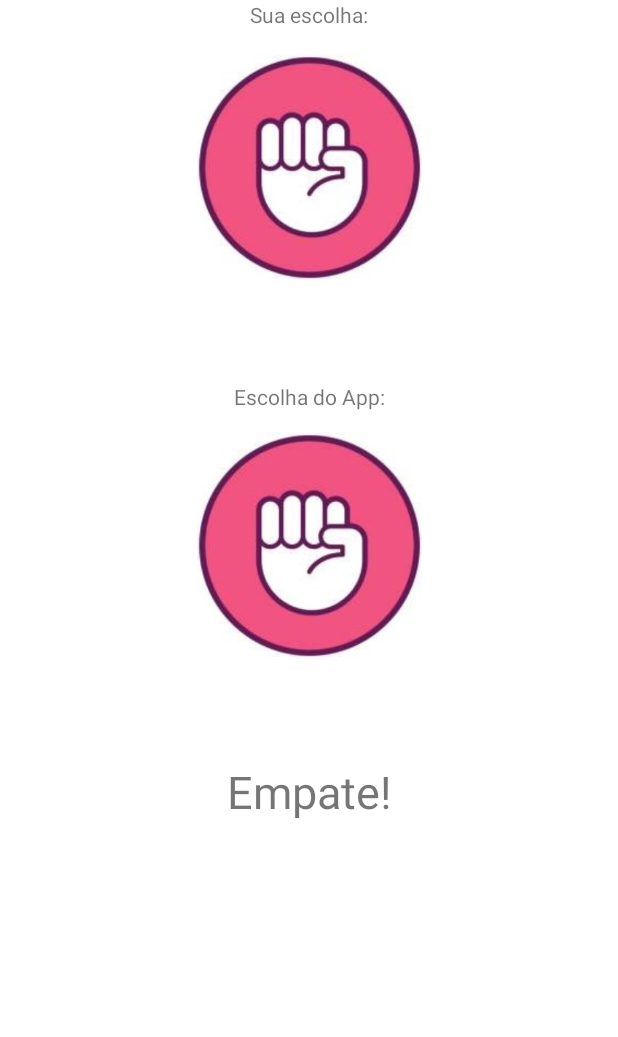
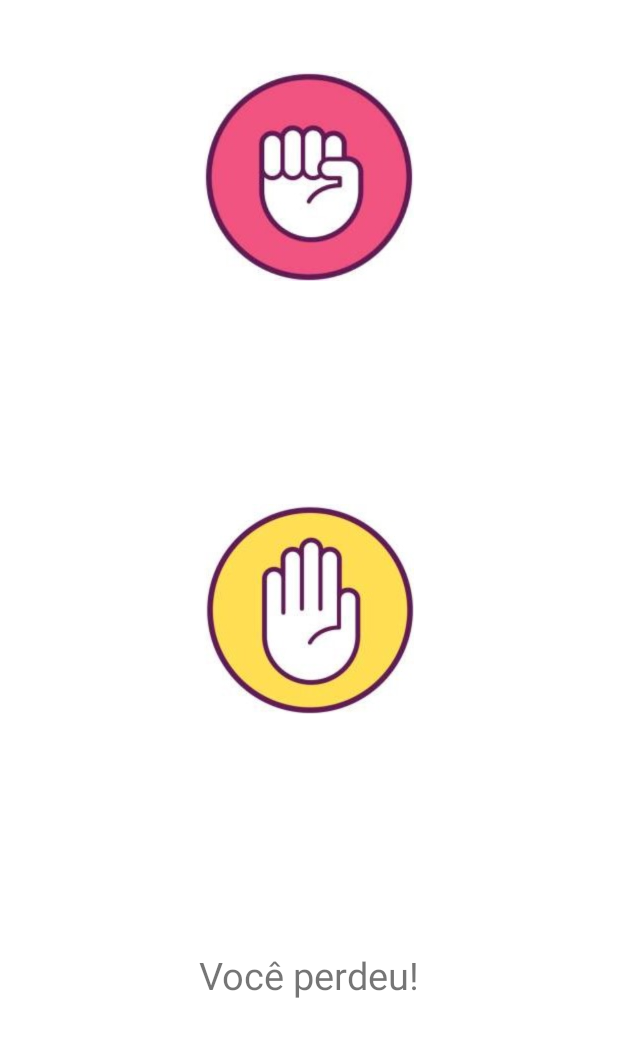
Before and after one commit to DiegoTeixeira7/PedraPapelTesoura, an Android app: the ResultadoActivity screen opened directly, with no data from a screen before it, on a phone screen of 412 x 824 dp. Shown: the top 1037 px of the screen. Run offline under Robolectric (Android 15) with nearby library versions, the phone set to English and light mode, and no system bars.

Commit message:
adicionado classes

```diff
--- a/app/src/main/java/com/example/pedrapapeltesoura/ResultadoActivity.java
+++ b/app/src/main/java/com/example/pedrapapeltesoura/ResultadoActivity.java
@@ -2,109 +2,105 @@ package com.example.pedrapapeltesoura;
 
 import androidx.appcompat.app.AppCompatActivity;
 
+import android.content.Intent;
 import android.content.SharedPreferences;
 import android.os.Bundle;
 import android.widget.ImageView;
 import android.widget.TextView;
 import android.widget.Toast;
 
-import java.security.SecureRandom;
+import java.util.Random;
 
 
 public class ResultadoActivity extends AppCompatActivity {
+    private  SharedPreferences.Editor ed;
     @Override
     protected void onCreate(Bundle savedInstanceState) {
         super.onCreate(savedInstanceState);
         setContentView(R.layout.activity_resultado);
         getSupportActionBar().hide();
 
-        ImageView imgvSuaEscolha = findViewById(R.id.imgvSuaEscolha);
-        ImageView imgvAppEscolha = findViewById(R.id.imgvAppEscolha);
+        ImageView imgSuaEscolha = findViewById(R.id.imgSuaEscolha);
+        ImageView imgAppEscolha = findViewById(R.id.imgAppEscolha);
 
-        Bundle bundle = getIntent().getExtras();
-        int opcaoUsuario = bundle.getInt(MainActivity.OPCAO);
+        Intent it = getIntent();
+        int escolhaUsuario =  it.getIntExtra(MainActivity.OPCAO, 0);
 
-        switch (opcaoUsuario) {
-            case MainActivity.PAPEL:
-                imgvSuaEscolha.setImageResource(R.drawable.papel);
-                break;
-            case MainActivity.TESOURA:
-                imgvSuaEscolha.setImageResource(R.drawable.tesoura);
-                break;
-            case MainActivity.PEDRA:
-                imgvSuaEscolha.setImageResource(R.drawable.pedra);
-                break;
+        if(escolhaUsuario == MainActivity.PEDRA) {
+            imgSuaEscolha.setImageResource(R.drawable.pedra);
+        } else if(escolhaUsuario == MainActivity.PAPEL) {
+            imgSuaEscolha.setImageResource(R.drawable.papel);
+        } else {
+            imgSuaEscolha.setImageResource(R.drawable.tesoura);
         }
 
-        SecureRandom random = new SecureRandom();
-        int opcaoApp = (random.nextInt() & Integer.MAX_VALUE) % 3;
+        //  Gerando número aleatório de 0 a 2
+        //  0: Pedra
+        //  1: Papel
+        //  2: Tesoura
+        Random random = new Random();
+        int escolhaApp = random.nextInt(3);
 
-        switch (opcaoApp) {
-            case MainActivity.PAPEL:
-                imgvAppEscolha.setImageResource(R.drawable.papel);
-                break;
-            case MainActivity.TESOURA:
-                imgvAppEscolha.setImageResource(R.drawable.tesoura);
-                break;
-            case MainActivity.PEDRA:
-                imgvAppEscolha.setImageResource(R.drawable.pedra);
-                break;
+        if(escolhaApp == MainActivity.PEDRA) {
+            imgAppEscolha.setImageResource(R.drawable.pedra);
+        } else if(escolhaApp == MainActivity.PAPEL) {
+            imgAppEscolha.setImageResource(R.drawable.papel);
+        } else {
+            imgAppEscolha.setImageResource(R.drawable.tesoura);
         }
 
-        TextView textView = findViewById(R.id.tvResultado);
+        String jogador = escolhaUsuario == MainActivity.PEDRA ? "Pedra"
+                : escolhaUsuario == MainActivity.PAPEL ? "Papel" : "Tesoura";
 
-        if(opcaoApp == opcaoUsuario) {
-            textView.setText("Empate!");
-            MainActivity.getListaDeResultados().add("Emapte");
-            MainActivity.empates++;
+        String app = escolhaApp == MainActivity.PEDRA ? "Pedra"
+                : escolhaApp == MainActivity.PAPEL ? "Papel" : "Tesoura";
+
+        String resultado = duelo(jogador, app);
+        MainActivity.getListaDeResultados().add(resultado);
+
+        TextView txtResultado = findViewById(R.id.resultado);
+
+        if(resultado.equals("Vitória")) {
+            txtResultado.setText("Você ganhou!");
+        } else if(resultado.equals("Derrota")) {
+            txtResultado.setText("Você perdeu!");
         } else {
-            if(opcaoUsuario == MainActivity.PAPEL) {
-                if(opcaoApp == MainActivity.PEDRA) {
-                    textView.setText("Você ganhou!");
-                    MainActivity.getListaDeResultados().add("Vitória");
-                    MainActivity.vitorias++;
-                } else {
-                    textView.setText("Você perdeu!");
-                    MainActivity.getListaDeResultados().add("Derrota");
-                    MainActivity.derrotas++;
-                }
-            } else if(opcaoUsuario == MainActivity.PEDRA) {
-                if (opcaoApp == MainActivity.PAPEL) {
-                    textView.setText("Você perdeu!");
-                    MainActivity.getListaDeResultados().add("Derrota");
-                    MainActivity.derrotas++;
-                } else {
-                    textView.setText("Você ganhou!");
-                    MainActivity.getListaDeResultados().add("Vitória");
-                    MainActivity.vitorias++;
-                }
-            } else if(opcaoUsuario == MainActivity.TESOURA) {
-                if (opcaoApp == MainActivity.PEDRA) {
-                    textView.setText("Você perdeu!");
-                    MainActivity.getListaDeResultados().add("Derrota");
-                    MainActivity.derrotas++;
-                } else {
-                    textView.setText("Você ganhou!");
-                    MainActivity.getListaDeResultados().add("Vitória");
-                    MainActivity.vitorias++;
-                }
-            }
+            txtResultado.setText("Empatou!");
         }
 
-        salvarDados();
+        ed = getSharedPreferences("pref", MODE_PRIVATE).edit();
     }
 
-    private void salvarDados()  {
-        SharedPreferences.Editor editor = getSharedPreferences("pref", MODE_PRIVATE).edit();
-        editor.putInt("vitorias", MainActivity.vitorias);
-        editor.putInt("derrotas", MainActivity.derrotas);
-        editor.putInt("empates", MainActivity.empates);
-        editor.commit();
+    private String duelo(String jogador, String computador) {
+        String resultado;
+
+        if(jogador.equals("Pedra") && computador.equals("Tesoura") ||
+                jogador.equals("Tesoura") && computador.equals("Papel") ||
+                jogador.equals("Papel") && computador.equals("Pedra")) {
+            resultado = "Vitória";
+            MainActivity.vitorias++;
+        } else if(computador.equals("Pedra") && jogador.equals("Tesoura") ||
+                computador.equals("Tesoura") && jogador.equals("Papel") ||
+                computador.equals("Papel") && jogador.equals("Pedra")) {
+            resultado = "Derrota";
+            MainActivity.derrotas++;
+        } else {
+            resultado = "Empate";
+            MainActivity.empates++;
+        }
+
+        return resultado;
     }
 
     @Override
     protected void onStop() {
         super.onStop();
+
+        ed.putInt("vitorias", MainActivity.vitorias);
+        ed.putInt("empates", MainActivity.empates);
+        ed.putInt("derrotas", MainActivity.derrotas);
+        ed.apply();
+
         Toast.makeText(this, "Jogo reiniciado!", Toast.LENGTH_SHORT).show();
     }
 }
--- a/app/src/main/res/layout/activity_resultado.xml
+++ b/app/src/main/res/layout/activity_resultado.xml
@@ -10,60 +10,56 @@
         android:id="@+id/txtSuaEscolha"
         android:layout_width="wrap_content"
         android:layout_height="wrap_content"
-        android:text="Sua escolha:"
         app:layout_constraintEnd_toEndOf="parent"
         app:layout_constraintStart_toStartOf="parent"
+        tools:layout_editor_absoluteY="16dp"
         tools:ignore="MissingConstraints" />
 
     <ImageView
-        android:id="@+id/imgvSuaEscolha"
-        android:layout_marginTop="10sp"
-        android:layout_width="150sp"
-        android:layout_height="150sp"
+        android:id="@+id/imgSuaEscolha"
+        android:layout_marginTop="15dp"
+        android:layout_width="140dp"
+        android:layout_height="140dp"
         android:scaleType="centerCrop"
-        app:layout_constraintVertical_bias="0.01"
+        app:layout_constraintVertical_bias="0.02"
         app:layout_constraintBottom_toBottomOf="parent"
         app:layout_constraintTop_toBottomOf="@+id/txtSuaEscolha"
         app:layout_constraintEnd_toEndOf="parent"
         app:layout_constraintStart_toStartOf="parent"
         android:background="@color/white"
-        android:src="@drawable/pedra"/>
+        android:src="@drawable/papel"/>
 
     <TextView
         android:id="@+id/txtAppEscolha"
         android:layout_width="wrap_content"
         android:layout_height="wrap_content"
-        android:text="Escolha do App:"
-        app:layout_constraintVertical_bias="0.3"
+        app:layout_constraintVertical_bias="0.35"
         app:layout_constraintBottom_toBottomOf="parent"
         app:layout_constraintTop_toBottomOf="@+id/txtSuaEscolha"
         app:layout_constraintEnd_toEndOf="parent"
-        app:layout_constraintStart_toStartOf="parent"
-        tools:ignore="MissingConstraints" />
+        app:layout_constraintStart_toStartOf="parent" />
 
     <ImageView
-        android:id="@+id/imgvAppEscolha"
-        android:layout_marginTop="10sp"
-        android:layout_width="150sp"
-        android:layout_height="150sp"
+        android:id="@+id/imgAppEscolha"
+        android:layout_marginTop="15dp"
+        android:layout_width="140dp"
+        android:layout_height="140dp"
         android:scaleType="centerCrop"
-        app:layout_constraintVertical_bias="0.01"
+        app:layout_constraintVertical_bias="0.02"
         app:layout_constraintBottom_toBottomOf="parent"
         app:layout_constraintTop_toBottomOf="@+id/txtAppEscolha"
         app:layout_constraintEnd_toEndOf="parent"
         app:layout_constraintStart_toStartOf="parent"
         android:background="@color/white"
-        android:src="@drawable/pedra"/>
+        android:src="@drawable/tesoura"/>
 
     <TextView
-        android:id="@+id/tvResultado"
+        android:id="@+id/resultado"
         android:layout_width="wrap_content"
         android:layout_height="wrap_content"
-        android:text="Resultado"
-        android:textSize="30sp"
-        app:layout_constraintVertical_bias="0.2"
+        android:textSize="25dp"
         app:layout_constraintBottom_toBottomOf="parent"
-        app:layout_constraintTop_toBottomOf="@+id/imgvAppEscolha"
+        app:layout_constraintTop_toBottomOf="@+id/imgAppEscolha"
         app:layout_constraintEnd_toEndOf="parent"
         app:layout_constraintStart_toStartOf="parent"
         tools:ignore="MissingConstraints" />
--- a/app/src/main/res/values/strings.xml
+++ b/app/src/main/res/values/strings.xml
@@ -1,3 +1,8 @@
 <resources>
     <string name="app_name">Pedra, Papel, Tesoura</string>
+    <string name="ultimos_jogos">Últimos jogos</string>
+    <string name="derrotas">Derrotas:</string>
+    <string name="empates">Empates:</string>
+    <string name="vitorias">Vitórias:</string>
+    <string name="resultados_historicos">Resultados históricos</string>
 </resources>
```
Also changed, not shown: app/src/main/java/com/example/pedrapapeltesoura/HistoricoActivity.java (+6 -6 lines), app/src/main/java/com/example/pedrapapeltesoura/MainActivity.java (+25 -31 lines), app/src/main/res/drawable/ic_baseline_settings_backup_restore_24.xml (deleted, +0 -10 lines), app/src/main/res/layout/activity_historico.xml (+34 -40 lines), app/src/main/res/layout/activity_main.xml (+31 -29 lines).
